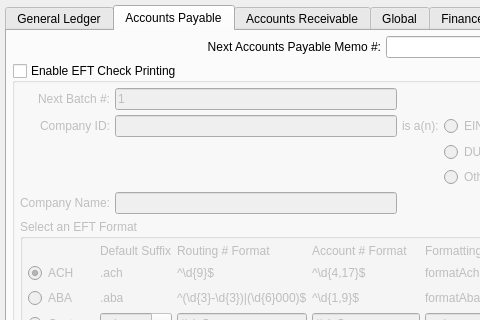
Old version of the form guiclient/configureGL.ui in the repository Pegasus-RPG/xtuple-client; both pictures show x 0 to 480 and y 0 to 320 of the 766 by 582 pixel window.
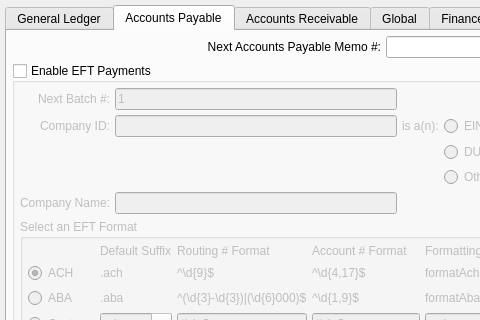
New version of the form. The open tabs and pages were chosen to show the change. Custom widgets are drawn as their Qt base class.

Commit message: Issue #25701: Alter various screens to replace reference to Check with Payments

```diff
--- a/guiclient/configureGL.ui
+++ b/guiclient/configureGL.ui
@@ -547,7 +547,7 @@
              <item>
               <widget class="QGroupBox" name="_achGroup">
                <property name="title">
-                <string>Enable EFT Check Printing</string>
+                <string>Enable EFT Payments</string>
                </property>
                <property name="checkable">
                 <bool>true</bool>
```
The commit also changes 11 other files.
